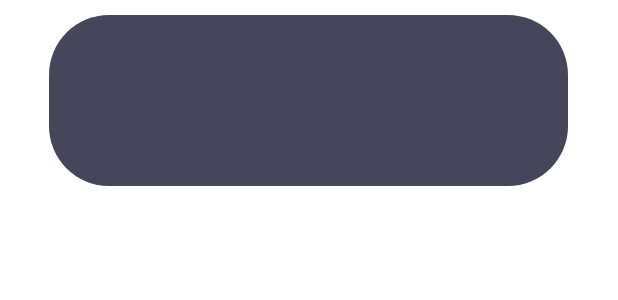
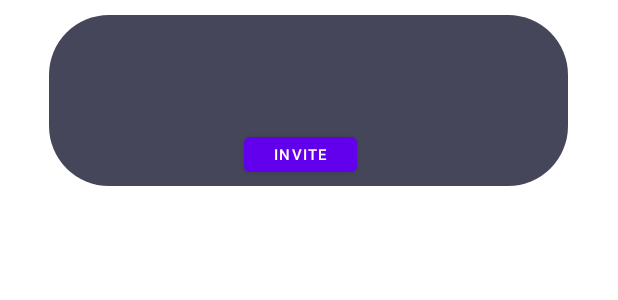
Before and after one commit to plateauh/SpotV2, an Android app: the layout group_item.xml on its own in the app's theme, with its tools: preview values and no code run, on a phone screen of 412 x 824 dp. Shown: the top 300 px of the screen. Run offline under Robolectric (Android 15) with nearby library versions, the phone set to English and light mode, and no system bars.

Commit message:
join group completed

```diff
--- a/app/src/main/res/layout/group_item.xml
+++ b/app/src/main/res/layout/group_item.xml
@@ -23,8 +23,8 @@
 
         <com.google.android.material.textview.MaterialTextView
             android:id="@+id/groupName"
-            android:layout_width="143dp"
-            android:layout_height="72dp"
+            android:layout_width="wrap_content"
+            android:layout_height="55dp"
             android:layout_gravity="center_vertical|center_horizontal"
             android:layout_margin="10dp"
             android:padding="10dp"
@@ -33,11 +33,25 @@
 
         </com.google.android.material.textview.MaterialTextView>
 
+        <Button
+            android:id="@+id/invite"
+            android:layout_width="75dp"
+            android:layout_height="35dp"
+            android:layout_marginStart="130dp"
+            android:text="@string/invite"
+            android:textAlignment="center"
+            android:textColor="@color/white"
+            android:textSize="10sp">
+
+        </Button>
+
         <LinearLayout
             android:id="@+id/members"
             android:layout_width="wrap_content"
             android:layout_height="match_parent"
-            android:orientation="horizontal"></LinearLayout>
+            android:orientation="horizontal">
+
+        </LinearLayout>
 
 
     </LinearLayout>
--- a/app/src/main/res/values/strings.xml
+++ b/app/src/main/res/values/strings.xml
@@ -46,4 +46,5 @@
     <string name="menu_gallery">Gallery</string>
     <string name="menu_slideshow">Slideshow</string>
     <string name="logout">Logout</string>
+    <string name="invite">Invite</string>
 </resources>
```
Also changed, not shown: app/src/main/AndroidManifest.xml (+7 -5 lines), app/src/main/java/com/example/spotv2/GroupHomeAdapter.java (+8 -1 lines), app/src/main/java/com/example/spotv2/InviteFormActivity.java (added, +51 -0 lines), app/src/main/res/layout/activity_invite_form.xml (added, +62 -0 lines).
